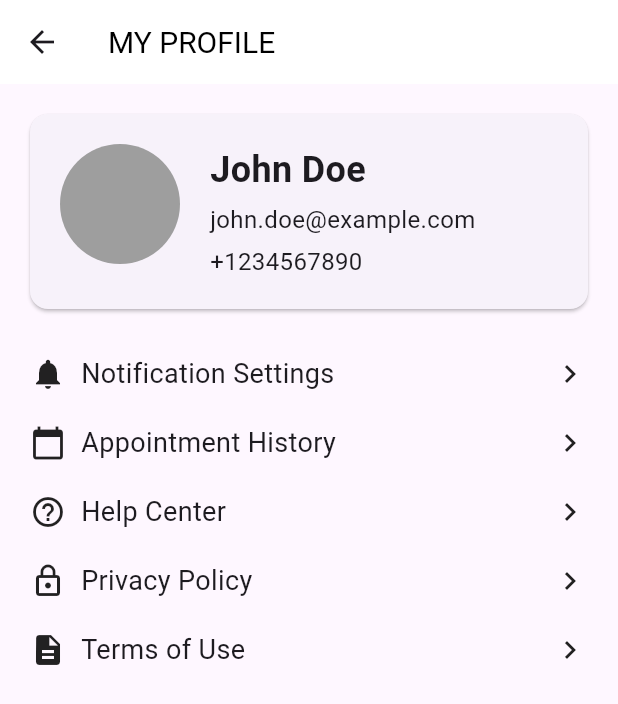
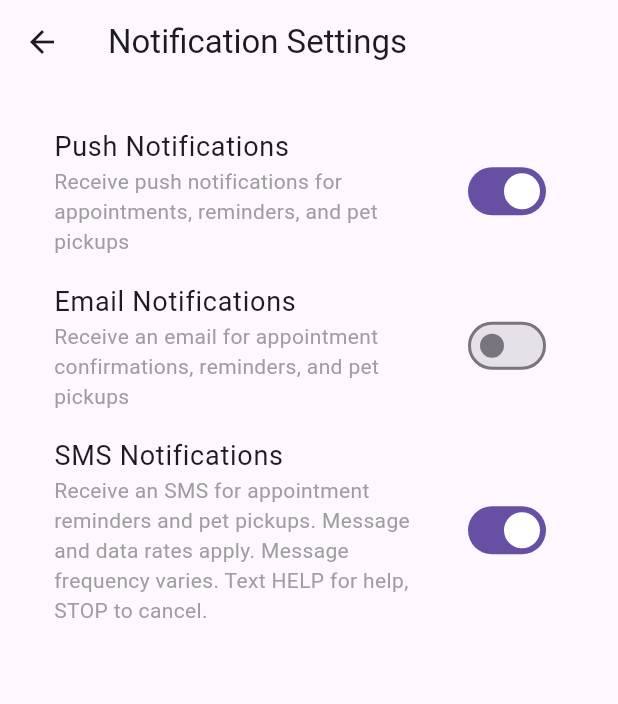
Before and after one commit to ahmadmalak123/Capstone, a Flutter app: the ProfilePage screen opened directly, after a tap on "Notification Settings", on a phone screen of 412 x 824 dp. Shown: the top 704 px of the screen. Run offline on Flutter 3.47's test engine with Material 3 defaults, Android fonts, the phone set to English and light mode, and no system bars.

Commit message:
Notification settings page -static done (side page)

```diff
--- /dev/null
+++ b/lib/Pet Owner/Side_Pages/notifications_settings_page.dart
@@ -0,0 +1,64 @@
+import 'package:flutter/material.dart';
+
+class NotificationSettingsPage extends StatelessWidget {
+  const NotificationSettingsPage({Key? key}) : super(key: key);
+
+  @override
+  Widget build(BuildContext context) {
+    return Scaffold(
+      appBar: AppBar(
+        title: Text('Notification Settings'),
+      ),
+      body: SingleChildScrollView(
+        padding: EdgeInsets.all(20),
+        child: Column(
+          crossAxisAlignment: CrossAxisAlignment.start,
+          children: [
+            SwitchListTile(
+              title: Text(
+                'Push Notifications',
+                style: TextStyle(fontSize: 18),
+              ),
+              subtitle: Text(
+                'Receive push notifications for appointments, reminders, and pet pickups',
+                style: TextStyle(fontSize: 14, color: Colors.grey),
+              ),
+              value: true, // Set initial value, you can change this based on user preferences
+              onChanged: (value) {
+                // Update notification settings
+              },
+            ),
+            SwitchListTile(
+              title: Text(
+                'Email Notifications',
+                style: TextStyle(fontSize: 18),
+              ),
+              subtitle: Text(
+                'Receive an email for appointment confirmations, reminders, and pet pickups',
+                style: TextStyle(fontSize: 14, color: Colors.grey),
+              ),
+              value: false, // Set initial value, you can change this based on user preferences
+              onChanged: (value) {
+                // Update notification settings
+              },
+            ),
+            SwitchListTile(
+              title: Text(
+                'SMS Notifications',
+                style: TextStyle(fontSize: 18),
+              ),
+              subtitle: Text(
+                'Receive an SMS for appointment reminders and pet pickups. Message and data rates apply. Message frequency varies. Text HELP for help, STOP to cancel.',
+                style: TextStyle(fontSize: 14, color: Colors.grey),
+              ),
+              value: true, // Set initial value, you can change this based on user preferences
+              onChanged: (value) {
+                // Update notification settings
+              },
+            ),
+          ],
+        ),
+      ),
+    );
+  }
+}
--- a/lib/FrontEnd/Side_Pages/profile_page.dart
+++ b/lib/Pet Owner/Side_Pages/profile_page.dart
@@ -1,5 +1,6 @@
 import 'package:flutter/material.dart';
-import '../home_page.dart';
+import 'notifications_settings_page.dart'; // Import the notification settings page
+
 class ProfilePage extends StatelessWidget {
   @override
   Widget build(BuildContext context) {
@@ -71,8 +72,15 @@ class ProfilePage extends StatelessWidget {
   Widget _buildProfileRow(IconData icon, String title, BuildContext context) {
     return InkWell(
       onTap: () {
-        // Navigate to respective page
-        // Implementation goes here
+        if (title == 'Notification Settings') {
+          // Navigate to notification settings page
+          Navigator.push(
+            context,
+            MaterialPageRoute(builder: (context) => NotificationSettingsPage()),
+          );
+        } else {
+          // Navigate to respective page (other options)
+        }
       },
       child: Padding(
         padding: EdgeInsets.symmetric(horizontal: 20, vertical: 10),
--- a/lib/FrontEnd/calendar.dart
+++ b/lib/Pet Owner/calendar.dart
@@ -1,5 +1,5 @@
 import 'package:flutter/material.dart';
-import 'package:petcare/FrontEnd/services.dart';
+import 'package:petcare/Pet Owner/services.dart';
 import 'home_page.dart';
 import 'pets_page.dart';
 import 'petshop_page.dart';
```
Also changed, not shown: lib/Pet Owner/Side_Pages/notifications_page.dart (renamed from lib/FrontEnd/Side_Pages/notifications_page.dart), lib/Pet Owner/home_page.dart (renamed from lib/FrontEnd/home_page.dart), lib/Pet Owner/main.dart (renamed from lib/FrontEnd/main.dart), lib/Pet Owner/pets_page.dart (renamed from lib/FrontEnd/pets_page.dart), lib/Pet Owner/petshop_page.dart (renamed from lib/FrontEnd/petshop_page.dart), lib/Pet Owner/services.dart (renamed from lib/FrontEnd/services.dart), 1 other file.
